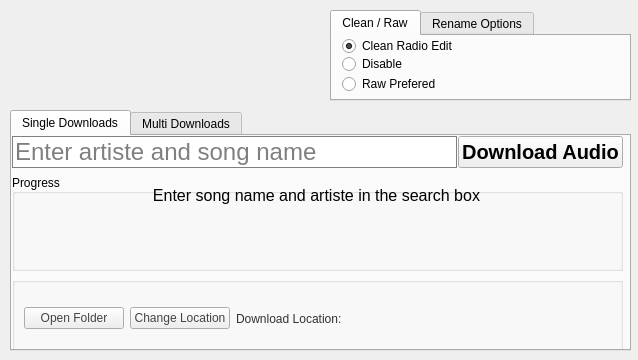
This is MainUiWindow.ui in ktappdev/YTDownloader_PYQT5 as Qt 5 draws it before an edit. The edited form follows.
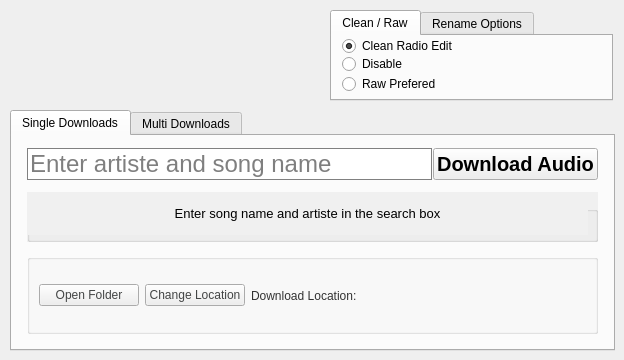
This is the edited form. Icons and pictures are not drawn.

Commit message: Stable on windows - update

The edit to the form file:
```diff
--- a/MainUiWindow.ui
+++ b/MainUiWindow.ui
@@ -6,7 +6,7 @@
    <rect>
     <x>0</x>
     <y>0</y>
-    <width>638</width>
+    <width>624</width>
     <height>360</height>
    </rect>
   </property>
@@ -19,6 +19,9 @@
   <property name="windowTitle">
    <string>Youtube Clean Audio Downloader</string>
   </property>
+  <property name="styleSheet">
+   <string notr="true"/>
+  </property>
   <widget class="QWidget" name="centralwidget">
    <property name="enabled">
     <bool>true</bool>
@@ -47,7 +50,7 @@
      <rect>
       <x>11</x>
       <y>11</y>
-      <width>205</width>
+      <width>291</width>
       <height>89</height>
      </rect>
     </property>
@@ -77,7 +80,7 @@
      <rect>
       <x>330</x>
       <y>10</y>
-      <width>301</width>
+      <width>283</width>
       <height>91</height>
      </rect>
     </property>
@@ -167,7 +170,7 @@
      <rect>
       <x>10</x>
       <y>110</y>
-      <width>621</width>
+      <width>605</width>
       <height>241</height>
      </rect>
     </property>
@@ -181,13 +184,28 @@
      <widget class="QWidget" name="verticalLayoutWidget">
       <property name="geometry">
        <rect>
-        <x>0</x>
+        <x>10</x>
         <y>0</y>
-        <width>611</width>
-        <height>221</height>
+        <width>581</width>
+        <height>211</height>
        </rect>
       </property>
       <layout class="QVBoxLayout" name="verticalLayout">
+       <property name="spacing">
+        <number>5</number>
+       </property>
+       <property name="leftMargin">
+        <number>5</number>
+       </property>
+       <property name="topMargin">
+        <number>5</number>
+       </property>
+       <property name="rightMargin">
+        <number>5</number>
+       </property>
+       <property name="bottomMargin">
+        <number>5</number>
+       </property>
        <item>
         <layout class="QHBoxLayout" name="horizontalLayout_4">
          <property name="spacing">
@@ -256,6 +274,15 @@
        </item>
        <item>
         <widget class="QGroupBox" name="groupBox_2">
+         <property name="maximumSize">
+          <size>
+           <width>16777215</width>
+           <height>50</height>
+          </size>
+         </property>
+         <property name="styleSheet">
+          <string notr="true">background-color: rgb(240, 240, 240);</string>
+         </property>
          <property name="title">
           <string>Progress</string>
          </property>
@@ -270,20 +297,14 @@
            <rect>
             <x>0</x>
             <y>0</y>
-            <width>609</width>
+            <width>561</width>
             <height>43</height>
            </rect>
           </property>
-          <property name="maximumSize">
-           <size>
-            <width>16777215</width>
-            <height>100</height>
-           </size>
-          </property>
           <property name="font">
            <font>
             <family>Arial</family>
-            <pointsize>12</pointsize>
+            <pointsize>10</pointsize>
            </font>
           </property>
           <property name="styleSheet">
```
The commit also changes 2 other files.
